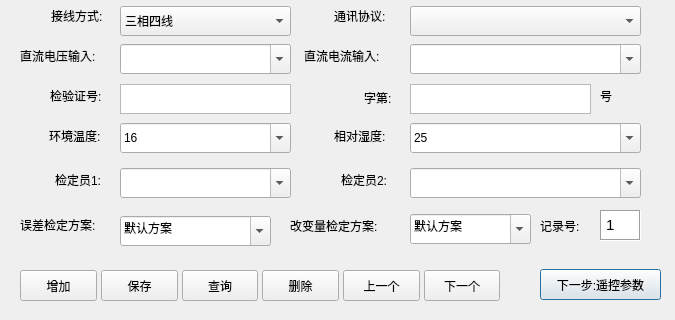
Above: Project/pro/ui/rtu_para.ui from Paul3326/FFT_4Qt before the change; both pictures show x 0 to 675 and y 280 to 600 of the 675 by 600 pixel window. Below: the same form after it.
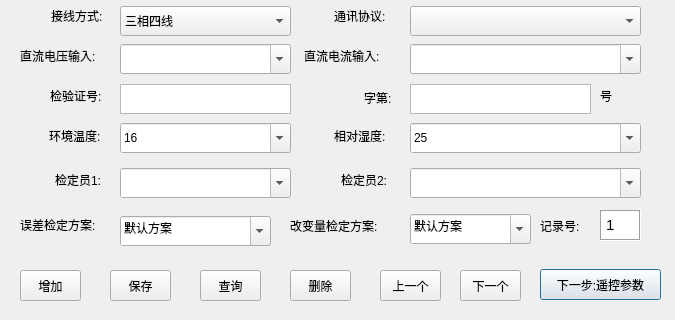
That is the form after the change.

```diff
--- a/Project/pro/ui/rtu_para.ui
+++ b/Project/pro/ui/rtu_para.ui
@@ -10,6 +10,15 @@
     <height>600</height>
    </rect>
   </property>
+  <property name="sizePolicy">
+   <sizepolicy hsizetype="Fixed" vsizetype="Fixed">
+    <horstretch>0</horstretch>
+    <verstretch>0</verstretch>
+   </sizepolicy>
+  </property>
+  <property name="cursor">
+   <cursorShape>ArrowCursor</cursorShape>
+  </property>
   <property name="windowTitle">
    <string notr="true">RTU基本参数录入</string>
   </property>
@@ -1292,7 +1301,7 @@
     <rect>
      <x>20</x>
      <y>550</y>
-     <width>77</width>
+     <width>61</width>
      <height>31</height>
     </rect>
    </property>
@@ -1306,9 +1315,9 @@
   <widget class="QPushButton" name="pb_save">
    <property name="geometry">
     <rect>
-     <x>101</x>
+     <x>110</x>
      <y>550</y>
-     <width>77</width>
+     <width>61</width>
      <height>31</height>
     </rect>
    </property>
@@ -1319,9 +1328,9 @@
   <widget class="QPushButton" name="pb_search">
    <property name="geometry">
     <rect>
-     <x>182</x>
+     <x>200</x>
      <y>550</y>
-     <width>76</width>
+     <width>61</width>
      <height>31</height>
     </rect>
    </property>
@@ -1332,9 +1341,9 @@
   <widget class="QPushButton" name="pb_delete">
    <property name="geometry">
     <rect>
-     <x>262</x>
+     <x>290</x>
      <y>550</y>
-     <width>77</width>
+     <width>61</width>
      <height>31</height>
     </rect>
    </property>
@@ -1345,9 +1354,9 @@
   <widget class="QPushButton" name="pb_previous">
    <property name="geometry">
     <rect>
-     <x>343</x>
+     <x>380</x>
      <y>550</y>
-     <width>77</width>
+     <width>61</width>
      <height>31</height>
     </rect>
    </property>
@@ -1358,9 +1367,9 @@
   <widget class="QPushButton" name="pb_next">
    <property name="geometry">
     <rect>
-     <x>424</x>
+     <x>460</x>
      <y>550</y>
-     <width>76</width>
+     <width>61</width>
      <height>31</height>
     </rect>
    </property>
```
Left out of the diff: 3 changed lines with no effect on the pictures.
